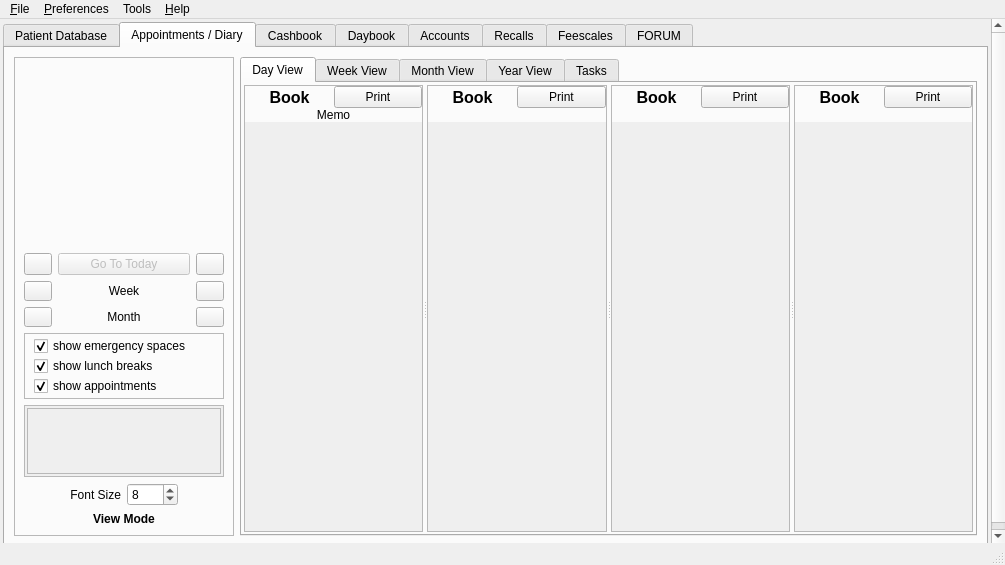
rowinggolfer/openmolar1, file src/openmolar/qt-designer/main.ui: the form before one commit.
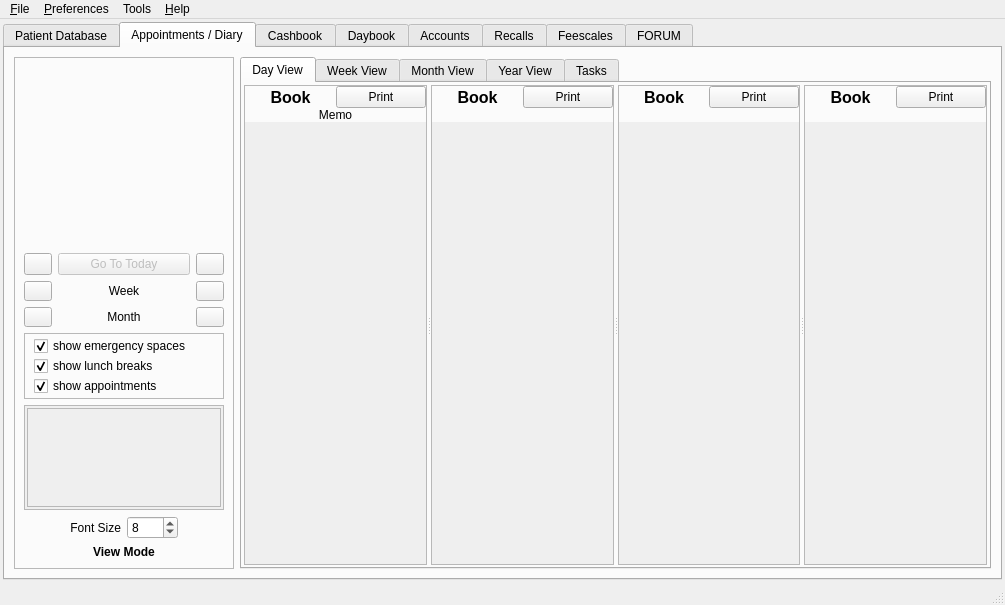
The form after the commit. The open tabs and pages were chosen to show the change. Icons and pictures are not drawn.

```diff
--- a/src/openmolar/qt-designer/main.ui
+++ b/src/openmolar/qt-designer/main.ui
@@ -7,7 +7,7 @@
     <x>0</x>
     <y>0</y>
     <width>1005</width>
-    <height>565</height>
+    <height>605</height>
    </rect>
   </property>
   <property name="sizePolicy">
@@ -61,9 +61,9 @@
        <property name="geometry">
         <rect>
          <x>0</x>
-         <y>-37</y>
-         <width>984</width>
-         <height>558</height>
+         <y>0</y>
+         <width>1005</width>
+         <height>561</height>
         </rect>
        </property>
        <layout class="QHBoxLayout" name="horizontalLayout_7">
@@ -3953,7 +3953,7 @@
                     <x>0</x>
                     <y>0</y>
                     <width>198</width>
-                    <height>89</height>
+                    <height>92</height>
                    </rect>
                   </property>
                   <layout class="QVBoxLayout" name="verticalLayout_3">
@@ -4134,8 +4134,8 @@
                         <rect>
                          <x>0</x>
                          <y>0</y>
-                         <width>174</width>
-                         <height>428</height>
+                         <width>179</width>
+                         <height>431</height>
                         </rect>
                        </property>
                        <layout class="QVBoxLayout" name="_2"/>
@@ -4233,8 +4233,8 @@
                         <rect>
                          <x>0</x>
                          <y>0</y>
-                         <width>174</width>
-                         <height>429</height>
+                         <width>180</width>
+                         <height>432</height>
                         </rect>
                        </property>
                       </widget>
@@ -4331,8 +4331,8 @@
                         <rect>
                          <x>0</x>
                          <y>0</y>
-                         <width>174</width>
-                         <height>429</height>
+                         <width>179</width>
+                         <height>432</height>
                         </rect>
                        </property>
                        <layout class="QVBoxLayout" name="_3"/>
@@ -4384,8 +4384,8 @@
                         <rect>
                          <x>0</x>
                          <y>0</y>
-                         <width>174</width>
-                         <height>429</height>
+                         <width>179</width>
+                         <height>432</height>
                         </rect>
                        </property>
                        <layout class="QVBoxLayout" name="_4"/>
```
Left out of the diff: 23 changed lines with no effect on the pictures.
